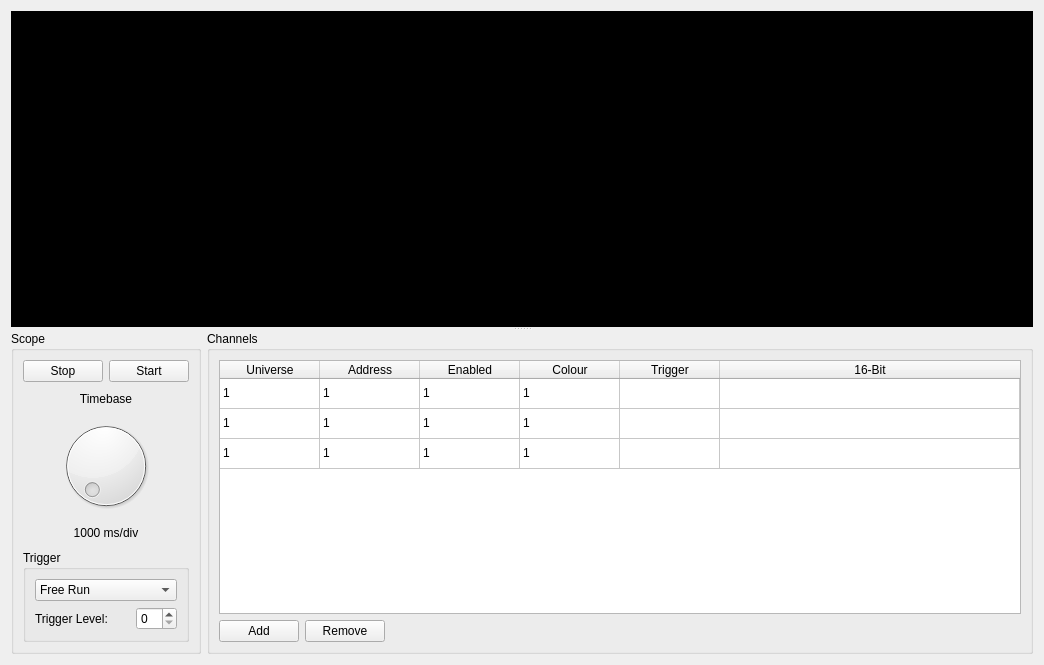
docsteer/sacnview, file ui/scopewindow.ui: the form before one commit.
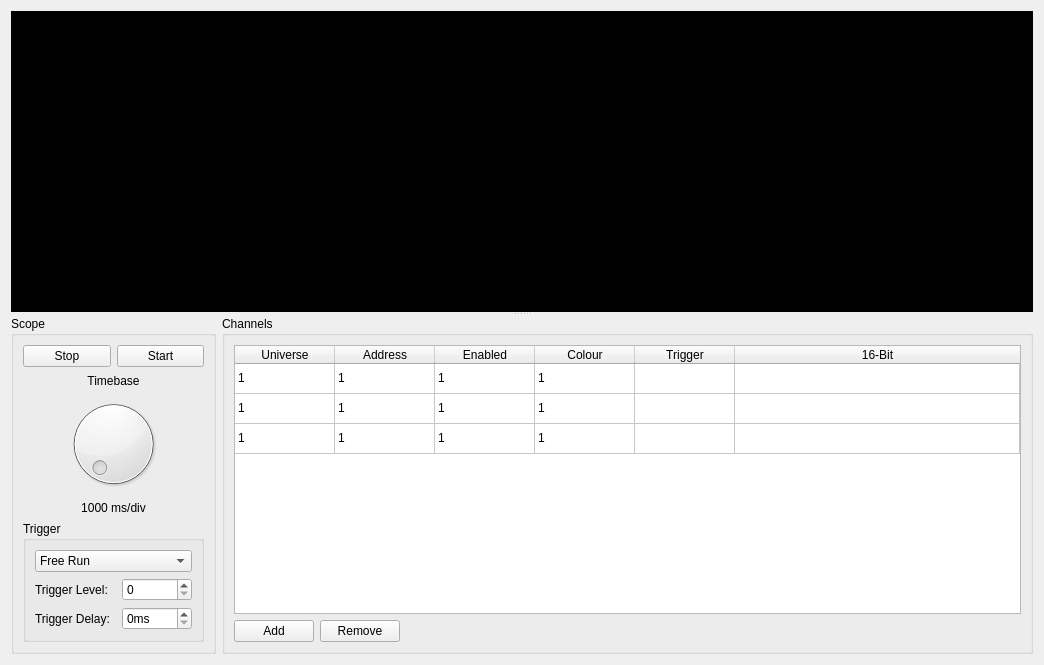
The form after the commit. Icons and pictures are not drawn. Custom widgets are drawn as their Qt base class.

Commit message:
Add Trigger Mode and Level to Scope
Add trigger mode and level to Scope UI

Patch:
```diff
--- a/ui/scopewindow.ui
+++ b/ui/scopewindow.ui
@@ -130,6 +130,23 @@
                </item>
               </widget>
              </item>
+             <item row="2" column="0">
+              <widget class="QLabel" name="label_3">
+               <property name="text">
+                <string>Trigger Delay:</string>
+               </property>
+              </widget>
+             </item>
+             <item row="2" column="2">
+              <widget class="QSpinBox" name="sbTriggerDelay">
+               <property name="suffix">
+                <string>ms</string>
+               </property>
+               <property name="maximum">
+                <number>3000</number>
+               </property>
+              </widget>
+             </item>
             </layout>
            </widget>
           </item>
```
Left out of the diff: 4 changed lines with no effect on the pictures.
